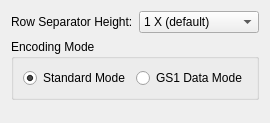
First picture: the form in frontend_qt/grpC16k.ui, repository novcom/zint, before the edit.
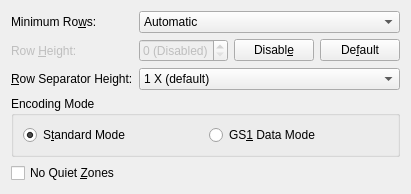
Second picture: the form after the edit.

```diff
--- a/frontend_qt/grpC16k.ui
+++ b/frontend_qt/grpC16k.ui
@@ -25,7 +25,10 @@
      <item row="0" column="0">
       <widget class="QLabel" name="labelRowSeparatorHeight">
        <property name="text">
-        <string>Row Separator Height:</string>
+        <string>Minimum Ro&amp;ws:</string>
+       </property>
+       <property name="toolTip">
+        <string>Set minimum number of rows</string>
        </property>
        <property name="buddy">
         <cstring>cmbC16kRowSepHeight</cstring>
@@ -33,6 +36,223 @@
       </widget>
      </item>
      <item row="0" column="1">
+      <widget class="QComboBox" name="cmbC16kRows">
+       <property name="maxVisibleItems">
+        <number>16</number>
+       </property>
+       <property name="toolTip">
+        <string>Set minimum number of rows</string>
+       </property>
+       <item>
+        <property name="text">
+         <string>Automatic</string>
+        </property>
+       </item>
+       <item>
+        <property name="text">
+         <string>3</string>
+        </property>
+       </item>
+       <item>
+        <property name="text">
+         <string>4</string>
+        </property>
+       </item>
+       <item>
+        <property name="text">
+         <string>5</string>
+        </property>
+       </item>
+       <item>
+        <property name="text">
+         <string>6</string>
+        </property>
+       </item>
+       <item>
+        <property name="text">
+         <string>7</string>
+        </property>
+       </item>
+       <item>
+        <property name="text">
+         <string>8</string>
+        </property>
+       </item>
+       <item>
+        <property name="text">
+         <string>9</string>
+        </property>
+       </item>
+       <item>
+        <property name="text">
+         <string>10</string>
+        </property>
+       </item>
+       <item>
+        <property name="text">
+         <string>11</string>
+        </property>
+       </item>
+       <item>
+        <property name="text">
+         <string>12</string>
+        </property>
+       </item>
+       <item>
+        <property name="text">
+         <string>13</string>
+        </property>
+       </item>
+       <item>
+        <property name="text">
+         <string>14</string>
+        </property>
+       </item>
+       <item>
+        <property name="text">
+         <string>15</string>
+        </property>
+       </item>
+       <item>
+        <property name="text">
+         <string>16</string>
+        </property>
+       </item>
+      </widget>
+     </item>
+     <item row="1" column="0">
+      <widget class="QLabel" name="lblC16kHeightPerRow">
+       <property name="enabled">
+        <bool>false</bool>
+       </property>
+       <property name="toolTip">
+        <string>Height per row in X-dimensions
+Only available if &quot;Automatic Height&quot; in
+the Appearance tab is not checked
+(ignored if disabled)</string>
+       </property>
+       <property name="text">
+        <string>Row &amp;Height:</string>
+       </property>
+       <property name="alignment">
+        <set>Qt::AlignLeading|Qt::AlignLeft|Qt::AlignVCenter</set>
+       </property>
+       <property name="buddy">
+        <cstring>spnC16kHeightPerRow</cstring>
+       </property>
+      </widget>
+     </item>
+     <item row="1" column="1">
+      <layout class="QHBoxLayout" name="horzLayoutC16kHeightPerRow">
+       <item>
+        <widget class="QDoubleSpinBox" name="spnC16kHeightPerRow">
+         <property name="enabled">
+          <bool>false</bool>
+         </property>
+         <property name="toolTip">
+          <string>Height per row in X-dimensions
+Only available if &quot;Automatic Height&quot; in
+the Appearance tab is not checked
+(ignored if disabled)</string>
+         </property>
+         <property name="accelerated">
+          <bool>true</bool>
+         </property>
+         <property name="prefix">
+          <string/>
+         </property>
+         <property name="suffix">
+          <string> X</string>
+         </property>
+         <property name="decimals">
+          <number>3</number>
+         </property>
+         <property name="minimum">
+          <double>0</double>
+         </property>
+         <property name="maximum">
+          <double>2000.000000000000000</double>
+         </property>
+         <property name="singleStep">
+          <double>0.100000000000000</double>
+         </property>
+         <property name="value">
+          <double>0</double>
+         </property>
+         <property name="specialValueText">
+          <string>0 (Disabled)</string>
+         </property>
+         <property name="sizePolicy">
+          <sizepolicy hsizetype="Minimum" vsizetype="Fixed">
+           <horstretch>2</horstretch>
+           <verstretch>0</verstretch>
+          </sizepolicy>
+         </property>
+        </widget>
+       </item>
+       <item>
+        <widget class="QPushButton" name="btnC16kHeightPerRowDisable">
+         <property name="toolTip">
+          <string>Set height per row to 0
+(&quot;Height&quot; in the Appearance
+tab will be re-enabled)</string>
+         </property>
+         <property name="text">
+          <string>Disabl&amp;e</string>
+         </property>
+         <property name="sizePolicy">
+          <sizepolicy hsizetype="Preferred" vsizetype="Fixed">
+           <horstretch>1</horstretch>
+           <verstretch>0</verstretch>
+          </sizepolicy>
+         </property>
+         <property name="sizeHint" stdset="0">
+          <size>
+           <width>30</width>
+           <height>20</height>
+          </size>
+         </property>
+        </widget>
+       </item>
+       <item>
+        <widget class="QPushButton" name="btnC16kHeightPerRowDefault">
+         <property name="toolTip">
+          <string>Set height per row to default value</string>
+         </property>
+         <property name="text">
+          <string>De&amp;fault</string>
+         </property>
+         <property name="sizePolicy">
+          <sizepolicy hsizetype="Preferred" vsizetype="Fixed">
+           <horstretch>1</horstretch>
+           <verstretch>0</verstretch>
+          </sizepolicy>
+         </property>
+         <property name="sizeHint" stdset="0">
+          <size>
+           <width>30</width>
+           <height>20</height>
+          </size>
+         </property>
+        </widget>
+       </item>
+      </layout>
+     </item>
+     <item row="2" column="0">
+      <widget class="QLabel" name="lblC16kRowSepHeight">
+       <property name="text">
+        <string>&amp;Row Separator Height:</string>
+       </property>
+       <property name="toolTip">
+        <string>Height in X-dimensions of horizontal lines
+separating rows</string>
+       </property>
+       <property name="buddy">
+        <cstring>cmbC16kRowSepHeight</cstring>
+       </property>
+      </widget>
+     </item>
+     <item row="2" column="1">
       <widget class="QComboBox" name="cmbC16kRowSepHeight">
        <item>
         <property name="text">
@@ -70,7 +290,10 @@
       <item row="0" column="0">
        <widget class="QRadioButton" name="radC16kStand">
         <property name="text">
-         <string>Standard Mode</string>
+         <string>S&amp;tandard Mode</string>
+        </property>
+        <property name="toolTip">
+         <string>Process data as normal</string>
         </property>
         <property name="checked">
          <bool>true</bool>
@@ -80,7 +303,11 @@
       <item row="0" column="1">
        <widget class="QRadioButton" name="radC16kGS1">
         <property name="text">
-         <string>GS1 Data Mode</string>
+         <string>GS&amp;1 Data Mode</string>
+        </property>
+        <property name="toolTip">
+         <string>Process data as GS1 General Specifications data,
+formatted with Application Identifiers (AIs)</string>
         </property>
        </widget>
       </item>
@@ -88,7 +315,20 @@
     </widget>
    </item>
    <item>
-    <spacer name="verticalSpacer">
+    <widget class="QCheckBox" name="chkC16kNoQuietZones">
+     <property name="text">
+      <string>No Quiet &amp;Zones</string>
+     </property>
+     <property name="checked">
+      <bool>false</bool>
+     </property>
+     <property name="toolTip">
+      <string>Do not add quiet zones to whitespace</string>
+     </property>
+    </widget>
+   </item>
+   <item>
+    <spacer name="verticalSpacerC16k">
      <property name="orientation">
       <enum>Qt::Vertical</enum>
      </property>
```
Left out of the diff: 15 changed lines with no effect on the pictures.
